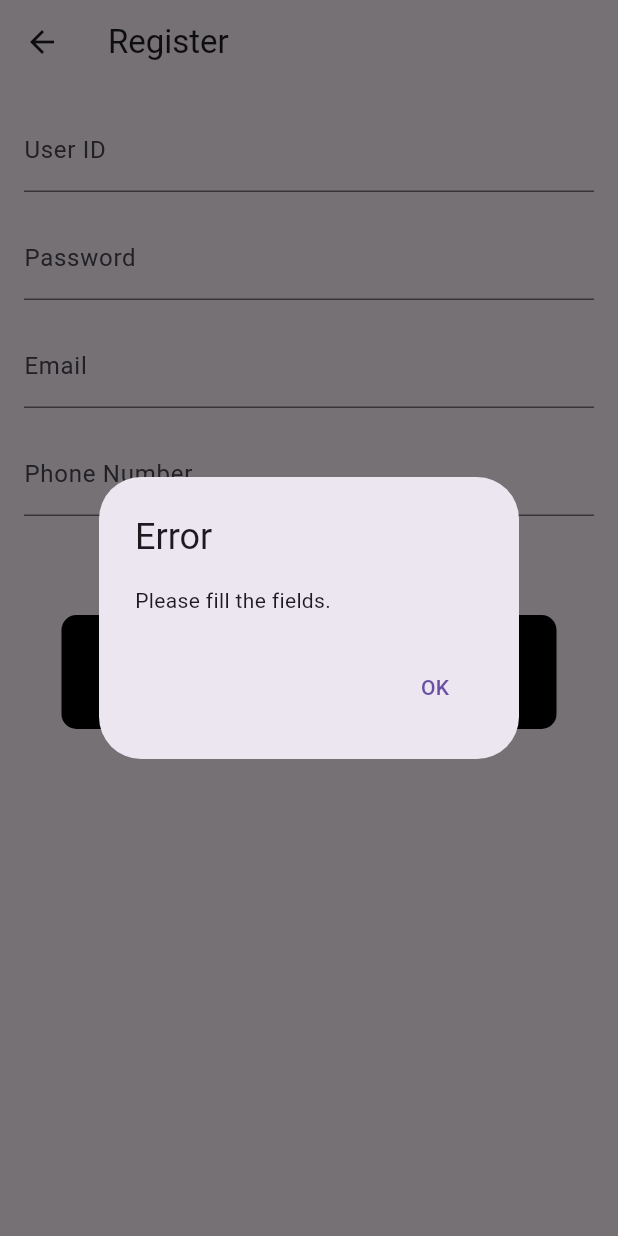
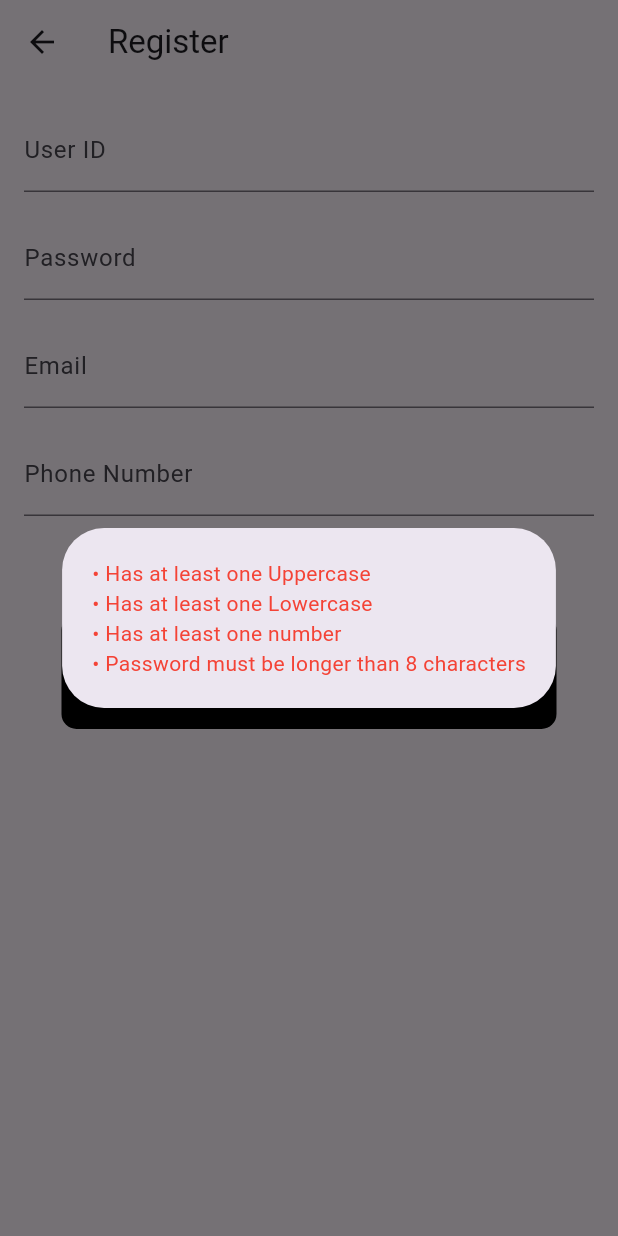
Before and after one commit to fyp-team-try/IVE-FYP-Phone, a Flutter app: the RegisterPage screen opened by its route, after a tap on "Register", on a phone screen of 412 x 824 dp. Run offline on Flutter 3.47's test engine with Material 3 defaults, Android fonts, the phone set to English and light mode, and no system bars; our stand-ins replace google_fonts; missing offline and left inert: flutterflow_ui.

Commit message:
update register(hovan)
update register(hovan)

```diff
--- a/lib/register.dart
+++ b/lib/register.dart
@@ -1,4 +1,8 @@
+import 'dart:ui';
+
+import 'package:flutter/cupertino.dart';
 import 'package:flutter/material.dart';
+import 'package:flutter/widgets.dart';
 
 class RegisterPage extends StatefulWidget {
   const RegisterPage({Key? key}) : super(key: key);
@@ -19,32 +23,9 @@ class _RegisterPageState extends State<RegisterPage> {
     String email = emailController.text;
     String phoneNumber = phoneNumberController.text;
 
-    // Check if any of the fields are empty
-    if (userID.isEmpty ||
-        password.isEmpty ||
-        email.isEmpty ||
-        phoneNumber.isEmpty) {
-      showDialog(
-        context: context,
-        builder: (BuildContext context) {
-          return AlertDialog(
-            title: Text('Error'),
-            content: Text('Please fill the fields.'),
-            actions: [
-              TextButton(
-                onPressed: () {
-                  Navigator.pop(context);
-                },
-                child: Text('OK'),
-              ),
-            ],
-          );
-        },
-      );
-      return; // Exit the method if any field is empty
-    }
+    bool inputIsValid = validateInputs(userID, password, email, phoneNumber);
 
-    // Show a registration success message
+    if (inputIsValid) {
       showDialog(
         context: context,
         builder: (BuildContext context) {
@@ -59,7 +40,6 @@ class _RegisterPageState extends State<RegisterPage> {
                   passwordController.clear();
                   emailController.clear();
                   phoneNumberController.clear();
-
                   // Navigate back to the login page
                   Navigator.pushReplacementNamed(context, '/login');
                 },
@@ -69,6 +49,68 @@ class _RegisterPageState extends State<RegisterPage> {
           );
         },
       );
+    }
+  }
+
+  bool validateInputs(
+      String userID, String password, String email, String phoneNumber) {
+    bool isValid = true;
+
+    bool inputsIsEmpty = userID.isEmpty ||
+        password.isEmpty ||
+        email.isEmpty ||
+        phoneNumber.isEmpty;
+    bool hasUpppercase = RegExp(r'[a-z]+').hasMatch(password);
+    bool hasLowercase = RegExp(r'[A-Z]+').hasMatch(password);
+    bool hasNumber = RegExp(r'[0-9]+').hasMatch(password);
+    const minLength = 8;
+
+    isValid = hasUpppercase &&
+        hasLowercase &&
+        hasNumber &&
+        (password.length >= minLength);
+
+    if (!isValid) {
+      showDialog(
+          context: context,
+          builder: (BuildContext context) {
+            return Dialog(
+              child: Container(
+                margin: const EdgeInsets.all(20.0),
+                child: Column(
+                  crossAxisAlignment: CrossAxisAlignment.start,
+                  mainAxisSize: MainAxisSize.min,
+                  children: [
+                    Text(
+                      "• Has at least one Uppercase",
+                      style: TextStyle(
+                          color: hasUpppercase ? Colors.green : Colors.red),
+                    ),
+                    Text(
+                      "• Has at least one Lowercase",
+                      style: TextStyle(
+                          color: hasLowercase ? Colors.green : Colors.red),
+                    ),
+                    Text(
+                      "• Has at least one number",
+                      style: TextStyle(
+                          color: hasNumber ? Colors.green : Colors.red),
+                    ),
+                    Text(
+                      "• Password must be longer than 8 characters",
+                      style: TextStyle(
+                          color: (password.length >= minLength)
+                              ? Colors.green
+                              : Colors.red),
+                    )
+                  ],
+                ),
+              ),
+            );
+          });
+      return false;
+    }
+    return isValid;
   }
 
   @override
```
Lines whose indentation alone changed are shown as unchanged.
